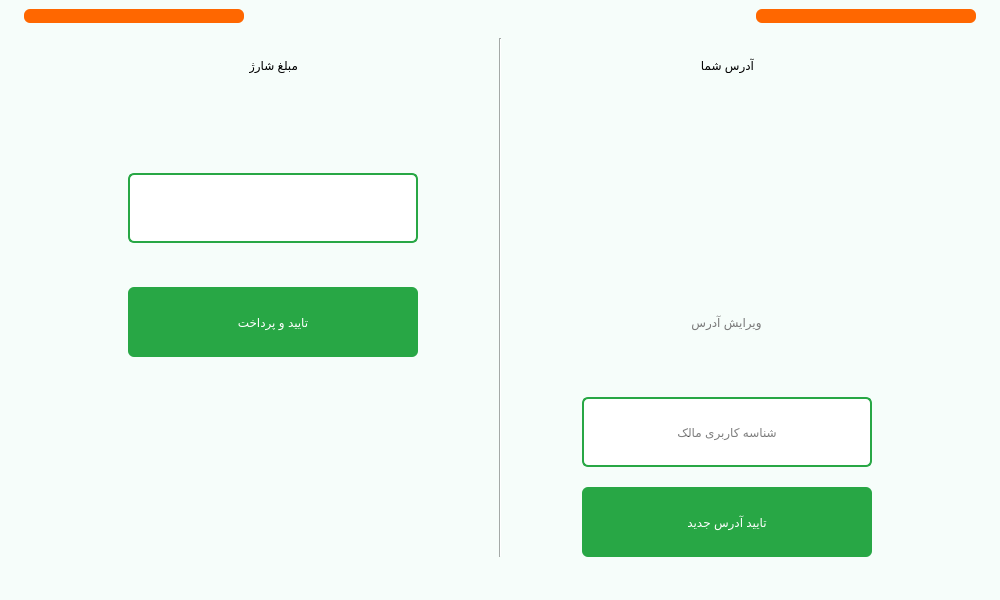
First picture: the form in main.ui, repository Farazist/raspberrypi-app, before the edit.
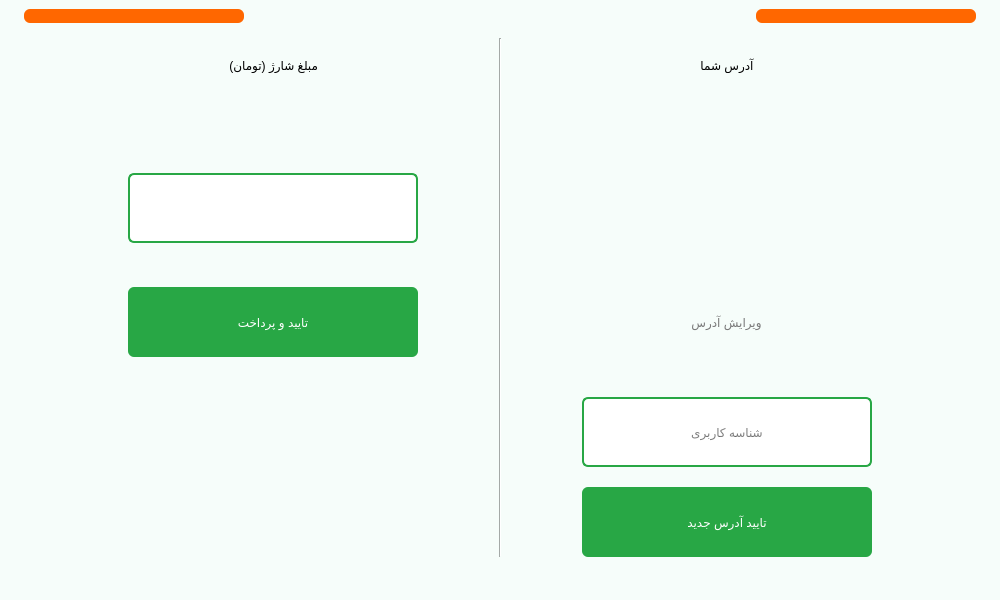
Second picture: the form after the edit. The open tabs and pages were chosen to show the change. Icons and pictures are not drawn.

The edit to the form file:
```diff
--- a/main.ui
+++ b/main.ui
@@ -5176,7 +5176,7 @@
 color:#000000;</string>
               </property>
               <property name="text">
-               <string>مبلغ شارژ</string>
+               <string>مبلغ شارژ (تومان)</string>
               </property>
              </widget>
             </item>
@@ -5281,6 +5281,9 @@
                 <property name="text">
                  <string>آدرس شما</string>
                 </property>
+                <property name="alignment">
+                 <set>Qt::AlignCenter</set>
+                </property>
                </widget>
               </item>
               <item alignment="Qt::AlignHCenter|Qt::AlignTop">
@@ -5304,6 +5307,12 @@
                 <property name="text">
                  <string/>
                 </property>
+                <property name="alignment">
+                 <set>Qt::AlignCenter</set>
+                </property>
+                <property name="wordWrap">
+                 <bool>true</bool>
+                </property>
                </widget>
               </item>
               <item alignment="Qt::AlignHCenter">
@@ -5373,7 +5382,7 @@
                  <set>Qt::AlignCenter</set>
                 </property>
                 <property name="placeholderText">
-                 <string>شناسه کاربری مالک</string>
+                 <string>شناسه کاربری</string>
                 </property>
                </widget>
               </item>
```
Left out of the diff: 8 changed lines with no effect on the pictures.
